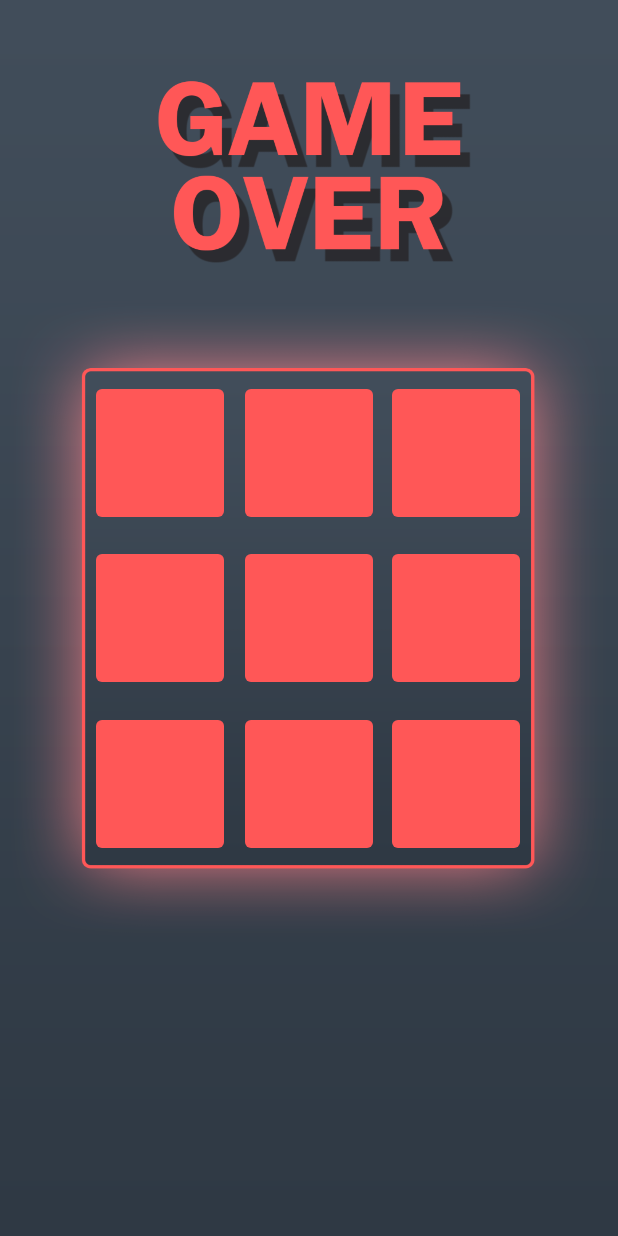
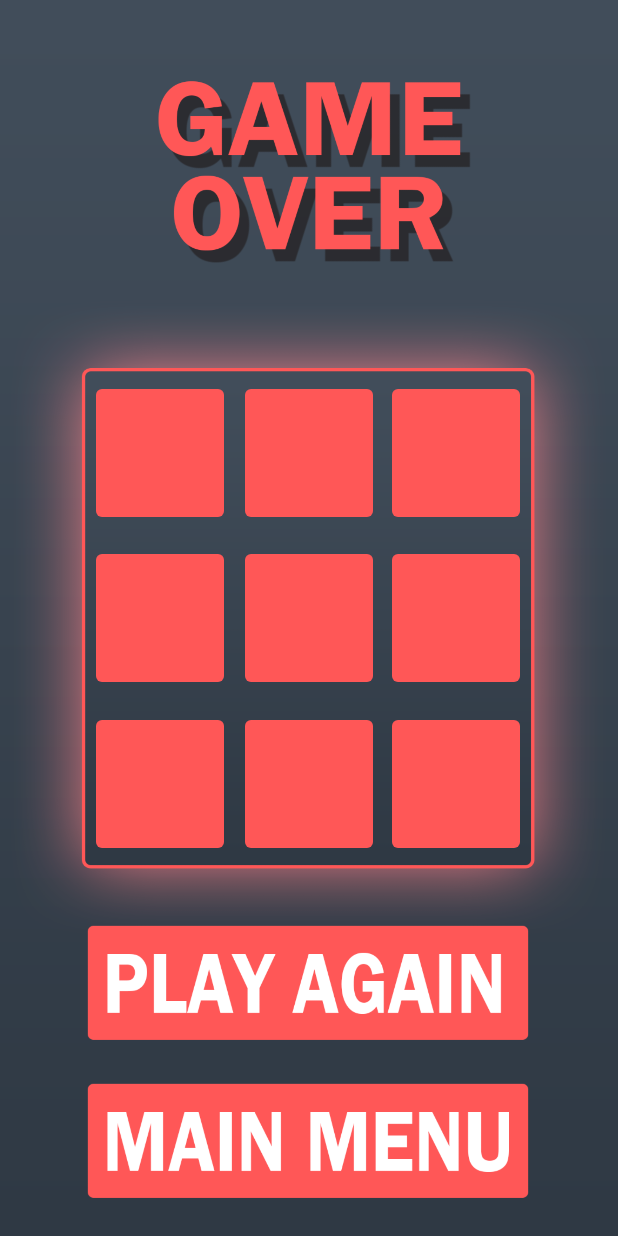
Before and after one commit to NateAgcaoili/Android-Simon-Says-Game, an Android app: the GameActivity screen opened directly, with no data from a screen before it, after a tap on an icon or button, on a phone screen of 412 x 824 dp. Run offline under Robolectric (Android 15) with nearby library versions, the phone set to English and light mode, and no system bars.

Commit message:
Added play again and main menu buttons when game finishes

```diff
--- a/SimonSays/app/src/main/java/com/georgiasouthern/simonsays/GameActivity.java
+++ b/SimonSays/app/src/main/java/com/georgiasouthern/simonsays/GameActivity.java
@@ -2,6 +2,7 @@ package com.georgiasouthern.simonsays;
 
 import androidx.appcompat.app.AppCompatActivity;
 
+import android.content.Intent;
 import android.graphics.Color;
 import android.graphics.drawable.Drawable;
 import android.media.MediaPlayer;
@@ -10,6 +11,7 @@ import android.os.Bundle;
 import android.os.SystemClock;
 import android.view.View;
 import android.widget.Button;
+import android.widget.ImageButton;
 import android.widget.TextView;
 
 import java.util.ArrayList;
@@ -27,6 +29,8 @@ public class GameActivity extends AppCompatActivity {
     boolean playerTurn;
     TextView roundDisplay;
     TextView message;
+    ImageButton playAgain;
+    ImageButton mainMenu;
     Button[] gameButtons;
     Drawable[] backgrounds;
     MediaPlayer[] sounds;
@@ -47,6 +51,8 @@ public class GameActivity extends AppCompatActivity {
         playerTurn = false;
         roundDisplay = findViewById(R.id.roundDisplay);
         message = findViewById(R.id.turnDisplay);
+        playAgain = findViewById(R.id.playAgainButton);
+        mainMenu = findViewById(R.id.mainMenuButton);
         gameButtons = new Button[]{
                 findViewById(R.id.butOne), findViewById(R.id.butTwo), findViewById(R.id.butThree),
                 findViewById(R.id.butFour), findViewById(R.id.butFive), findViewById(R.id.butSix),
@@ -118,6 +124,8 @@ public class GameActivity extends AppCompatActivity {
         }
         message.setVisibility(View.INVISIBLE);
         roundDisplay.setVisibility(View.INVISIBLE);
+        playAgain.setVisibility(ImageButton.VISIBLE);
+        mainMenu.setVisibility(ImageButton.VISIBLE);
         toggleButtons();
         setActivityBackground(backgrounds[1]);
     }
@@ -130,6 +138,16 @@ public class GameActivity extends AppCompatActivity {
         Random rand = new Random();
         int newInt = rand.nextInt(9);
         simonSequence.add(newInt);
+    }
+
+    public void playClick(View view) {
+        Intent intent = new Intent(this, GameActivity.class);
+        startActivity(intent);
+    }
+
+    public void menuClick(View view) {
+        Intent intent = new Intent(this, MainActivity.class);
+        startActivity(intent);
     }
 
     public class RoundComplete extends AsyncTask<Integer, Integer, Double> {
--- /dev/null
+++ b/SimonSays/app/src/main/res/drawable/menu_btn.xml
@@ -0,0 +1,9 @@
+<?xml version="1.0" encoding="utf-8"?>
+<selector xmlns:android="http://schemas.android.com/apk/res/android">
+    <item
+        android:state_pressed="true"
+        android:drawable="@drawable/menu_btn_pressed" />
+    <item
+        android:drawable="@drawable/menu_btn_default" />
+
+</selector>
--- /dev/null
+++ b/SimonSays/app/src/main/res/drawable/play_again_btn.xml
@@ -0,0 +1,9 @@
+<?xml version="1.0" encoding="utf-8"?>
+<selector xmlns:android="http://schemas.android.com/apk/res/android">
+    <item
+        android:state_pressed="true"
+        android:drawable="@drawable/play_again_btn_pressed" />
+    <item
+        android:drawable="@drawable/play_again_btn_default" />
+
+</selector>
--- a/SimonSays/app/src/main/res/layout/activity_game.xml
+++ b/SimonSays/app/src/main/res/layout/activity_game.xml
@@ -191,4 +191,38 @@
         app:layout_constraintTop_toTopOf="parent"
         app:layout_constraintVertical_bias="0.127" />
 
+    <ImageButton
+        android:id="@+id/playAgainButton"
+        style="@style/Widget.AppCompat.Button.Borderless"
+        android:layout_width="304dp"
+        android:layout_height="90dp"
+        android:onClick="playClick"
+        android:padding="2dp"
+        android:scaleType="centerInside"
+        android:visibility="gone"
+        app:layout_constraintBottom_toBottomOf="parent"
+        app:layout_constraintEnd_toEndOf="parent"
+        app:layout_constraintHorizontal_bias="0.495"
+        app:layout_constraintStart_toStartOf="parent"
+        app:layout_constraintTop_toTopOf="parent"
+        app:layout_constraintVertical_bias="0.831"
+        app:srcCompat="@drawable/play_again_btn" />
+
+    <ImageButton
+        android:id="@+id/mainMenuButton"
+        style="@style/Widget.AppCompat.Button.Borderless"
+        android:layout_width="304dp"
+        android:layout_height="90dp"
+        android:onClick="menuClick"
+        android:padding="2dp"
+        android:scaleType="centerInside"
+        android:visibility="gone"
+        app:layout_constraintBottom_toBottomOf="parent"
+        app:layout_constraintEnd_toEndOf="parent"
+        app:layout_constraintHorizontal_bias="0.495"
+        app:layout_constraintStart_toStartOf="parent"
+        app:layout_constraintTop_toTopOf="parent"
+        app:layout_constraintVertical_bias="0.975"
+        app:srcCompat="@drawable/menu_btn" />
+
 </androidx.constraintlayout.widget.ConstraintLayout>
```
Also changed, not shown: SimonSays/app/src/main/res/drawable/menu_btn_default.png (added), SimonSays/app/src/main/res/drawable/menu_btn_pressed.png (added), SimonSays/app/src/main/res/drawable/play_again_btn_default.png (added), SimonSays/app/src/main/res/drawable/play_again_btn_pressed.png (added).
